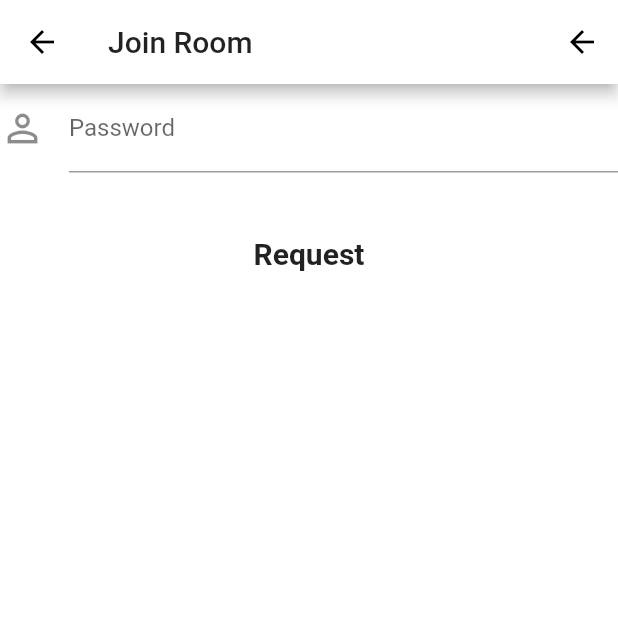
After one commit to issue-one/offTime_android_app, a Flutter app: the JoinRoomPage screen opened directly, on a phone screen of 412 x 824 dp, the top half of it. The commit adds this screen. Run offline on Flutter 3.47's test engine with Material 2 defaults, Android fonts, the phone set to English and light mode, and no system bars; our stand-ins replace bloc, bubble_bottom_bar, carousel_slider, equatable, flushbar, flutter_bloc and 1 more; missing offline and left inert: app_usage; accounts and stored records are empty; Roboto replaces fonts that are missing (Corben).

Commit message:
need room fixes

```diff
--- /dev/null
+++ b/lib/screens/join_room_screen/JoinRoomPage.dart
@@ -0,0 +1,71 @@
+import 'package:flutter/material.dart';
+import 'package:offTime/models/User.dart';
+
+class JoinRoomPage extends StatefulWidget {
+  static String routeName = "/joinRoomPage";
+
+  @override
+  _JoinRoomPageState createState() => _JoinRoomPageState();
+}
+
+class _JoinRoomPageState extends State<JoinRoomPage> {
+  @override
+  Widget build(BuildContext context) {
+    // User user = ModalRoute.of(context).settings.arguments;
+    String password = "";
+
+    return Scaffold(
+      appBar: AppBar(
+        title: Text("Join Room"),
+        actions: [
+          IconButton(
+            icon: Icon(Icons.arrow_back),
+            onPressed: () {
+              // Navigator.pop(context, "Successfully created Room");
+            },
+          )
+        ],
+      ),
+      body: Form(
+        // key: _formKey,
+        child: Container(
+          color: Theme.of(context).primaryColor,
+          child: Column(
+            children: [
+              TextFormField(
+                validator: (value) {
+                  if (value.isEmpty) {
+                    return 'Enter Password';
+                  }
+                  return null;
+                },
+                decoration: InputDecoration(
+                  labelText: 'Password',
+                  icon: Icon(
+                    Icons.person_outline,
+                    size: 30,
+                  ),
+                ),
+                onSaved: (value) {
+                  setState(
+                    () {
+                      password = value;
+                    },
+                  );
+                },
+              ),
+              // Add password here too?
+              Padding(
+                padding: const EdgeInsets.symmetric(vertical: 30.0),
+                child: SizedBox(
+                  width: MediaQuery.of(context).size.width * 0.75,
+                  child: FlatButton(child: Text("Request"), onPressed: () {}),
+                ),
+              ),
+            ],
+          ),
+        ),
+      ),
+    );
+  }
+}
```
Also changed, not shown: lib/blocs/room/room_bloc.dart (+18 -0 lines), lib/screens/create_room_screen/CreateRoomPage.dart (+14 -9 lines), lib/screens/ranking_screen/RankingPage.dart (added, +29 -0 lines), lib/screens/ranking_screen/local_widgets/RoomInfo.dart (added, +120 -0 lines), lib/screens/ranking_screen/local_widgets/UserRank.dart (added, +33 -0 lines).
